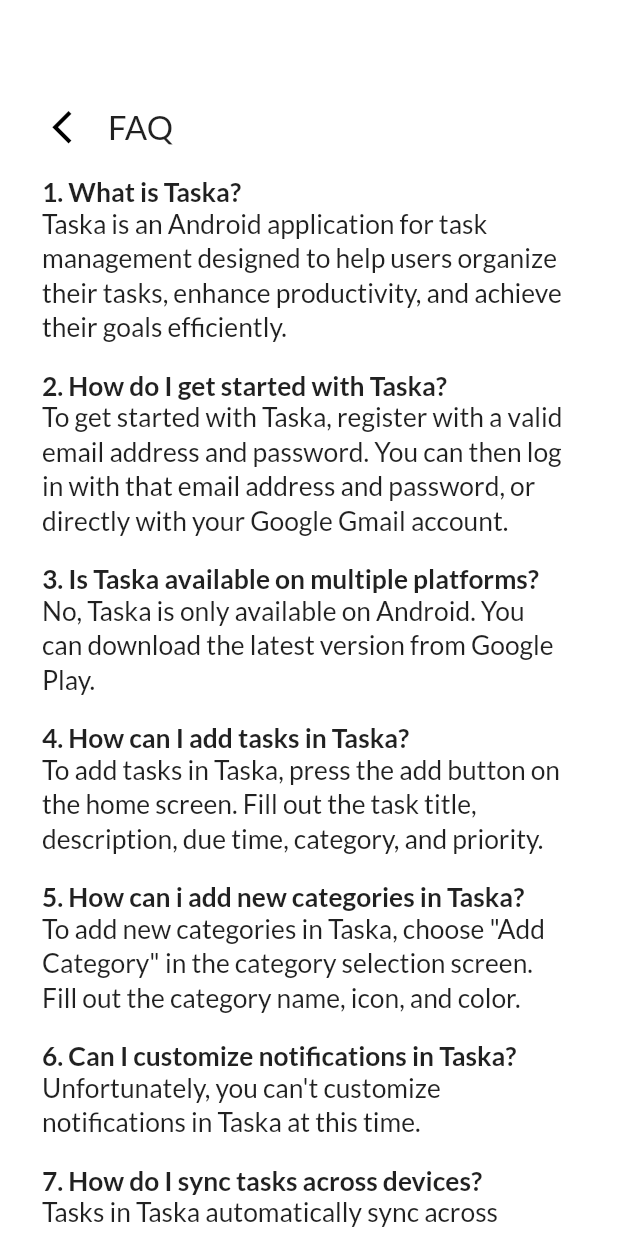
After one commit to sayedmostaf/taska, a Flutter app: the FaqView screen opened by its route, on a phone screen of 412 x 824 dp. The commit adds this screen. Run offline on Flutter 3.47's test engine with Material 3 defaults, Android fonts, the phone set to English and light mode, and no system bars; our stand-ins replace animated_bottom_navigation_bar, cached_network_image, cloud_firestore, dartz, device_preview, easy_localization and 23 more; missing offline and left inert: app_usage, do_not_disturb, flutter_iconpicker; accounts and stored records are empty; network calls fail.

Commit message:
add about & faq

```diff
--- a/assets/translations/en.json
+++ b/assets/translations/en.json
@@ -136,5 +136,28 @@
     "passwordUpdatedSuccessfully": "Password Updated Successfully",
     "profilePhotoUpdatedSuccessfully": "Profile Photo Updated Successfully",
     "deleteAccount": "Delete Account",
-    "accountDeletedSuccessfully": "Account Deleted Successfully"
+    "accountDeletedSuccessfully": "Account Deleted Successfully",
+    "q1": "1. What is Taska?",
+    "q1A": "Taska is an Android application for task management designed to help users organize their tasks, enhance productivity, and achieve their goals efficiently.",
+    "q2": "2. How do I get started with Taska?",
+    "q2A": "To get started with Taska, register with a valid email address and password. You can then log in with that email address and password, or directly with your Google Gmail account.",
+    "q3": "3. Is Taska available on multiple platforms?",
+    "q3A": "No, Taska is only available on Android. You can download the latest version from Google Play.",
+    "q4": "4. How can I add tasks in Taska?",
+    "q4A": "To add tasks in Taska, press the add button on the home screen. Fill out the task title, description, due time, category, and priority.",
+    "q5": "5. How can i add new categories in Taska?",
+    "q5A": "To add new categories in Taska, choose \"Add Category\" in the category selection screen. Fill out the category name, icon, and color.",
+    "q6": "6. Can I customize notifications in Taska?",
+    "q6A": "Unfortunately, you can't customize notifications in Taska at this time.",
+    "q7": "7. How do I sync tasks across devices?",
+    "q7A": "Tasks in Taska automatically sync across devices when logged in with the same account. Ensure you are connected to the internet for seamless synchronization.",
+    "q8": "8. Is my data secure with Taska?",
+    "q8A": "Yes, we prioritize the security and privacy of your data. We use Google Firebase to handle data, ensuring the highest security.",
+    "q9": "9. What should I do if I encounter issues with the app?",
+    "q9A": "If you experience any issues or have questions, feel free to contact our support team. You can find all contact information in the \"About Us\" section. We are here to assist you.",
+    "q10": "10. How can I suggest new features or improvements?",
+    "q10A": "We value your feedback! If you have suggestions or ideas for improvement, you can contact us immediately.",
+    "q11": "11. What is focus mode?",
+    "q11A": "Focus Mode enables you to concentrate more on your tasks, calculates the total time you've worked on them, and closes notifications to ensure focus.",
+    "faqDescription": "Thank you for choosing Taska! We hope it enhances your productivity and makes task management a breeze."
 }
--- a/lib/core/utils/app_router.dart
+++ b/lib/core/utils/app_router.dart
@@ -37,6 +37,8 @@
 import 'package:taska/features/index/presentation/manager/get_task_by_day_cubit/get_task_by_day_cubit.dart';
 import 'package:taska/features/index/presentation/view/edit_task_view/edit_task_view.dart';
 import 'package:taska/features/on_boarding/presentation/view/on_boarding_view.dart';
+import 'package:taska/features/profile/presentation/view/about_view/about_view.dart';
+import 'package:taska/features/profile/presentation/view/faq_view/faq_view.dart';
 import 'package:taska/features/profile/presentation/view/settings_view/settings_view.dart';
 import 'package:taska/features/splash/presentation/view/splash_view.dart';
 
@@ -50,6 +52,8 @@
   static const kSettingsView = '/settings';
   static const kForgetPasswordView = '/forget_password';
   static const kEmailVerifyView = '/email_verify';
+  static const kFaqView = '/faq';
+  static const kAboutView = '/about';
 
   static final router = GoRouter(
     routes: [
@@ -212,6 +216,16 @@
           ),
         ),
       ),
+      GoRoute(
+        path: kFaqView,
+        pageBuilder: (context, state) =>
+            screenTransition(state, const FaqView()),
+      ),
+      GoRoute(
+        path: kAboutView,
+        pageBuilder: (context, state) =>
+            screenTransition(state, const AboutView()),
+      ),
     ],
   );
 }
--- a/lib/core/utils/assets_manager.dart
+++ b/lib/core/utils/assets_manager.dart
@@ -7,8 +7,9 @@
   static const facebookIcon = "assets/images/facebook_icon.svg";
   static const loading = "assets/animations/loading.json";
   static const twitterIcon = "assets/images/twitter_icon.svg";
-
   static const error = "assets/images/error.svg";
-
   static const checklist = "assets/animations/checklist.svg";
+  static const linkedin = "assets/images/linkedin.svg";
+  static const github = "assets/images/github.svg";
+  static const outlook = "assets/images/outlook.svg";
 }
--- a/lib/core/utils/strings_manager.dart
+++ b/lib/core/utils/strings_manager.dart
@@ -144,4 +144,27 @@
       "profilePhotoUpdatedSuccessfully";
   static const String deleteAccount = "deleteAccount";
   static const String accountDeletedSuccessfully = "accountDeletedSuccessfully";
+  static const String q1 = "q1";
+  static const String q1A = "q1A";
+  static const String q2 = "q2";
+  static const String q2A = "q2A";
+  static const String q3 = "q3";
+  static const String q3A = "q3A";
+  static const String q4 = "q4";
+  static const String q4A = "q4A";
+  static const String q5 = "q5";
+  static const String q5A = "q5A";
+  static const String q6 = "q6";
+  static const String q6A = "q6A";
+  static const String q7 = "q7";
+  static const String q7A = "q7A";
+  static const String q8 = "q8";
+  static const String q8A = "q8A";
+  static const String q9 = "q9";
+  static const String q9A = "q9A";
+  static const String q10 = "q10";
+  static const String q10A = "q10A";
+  static const String q11 = "q11";
+  static const String q11A = "q11A";
+  static const String faqDescription = "faqDescription";
 }
--- a/lib/features/home/data/data_source/remote_data_source/home_remote_data_source_impl.dart
+++ b/lib/features/home/data/data_source/remote_data_source/home_remote_data_source_impl.dart
@@ -142,7 +142,7 @@
           'utc_time',
           isLessThan: DateTime(
             DateTime.now().year,
-            DateTime.now().month,
+            DateTime.now().month + 2,
             DateTime.now().day,
             0,
             0,
--- /dev/null
+++ b/lib/features/profile/presentation/view/faq_view/faq_view.dart
@@ -0,0 +1,11 @@
+import 'package:flutter/material.dart';
+import 'package:taska/features/profile/presentation/view/faq_view/widgets/faq_view_body.dart';
+
+class FaqView extends StatelessWidget {
+  const FaqView({super.key});
+
+  @override
+  Widget build(BuildContext context) {
+    return Scaffold(body: const FaqViewBody());
+  }
+}
--- /dev/null
+++ b/lib/features/profile/presentation/view/faq_view/widgets/faq_list_view.dart
@@ -0,0 +1,69 @@
+import 'package:easy_localization/easy_localization.dart';
+import 'package:flutter/material.dart';
+import 'package:taska/core/utils/strings_manager.dart';
+
+class FaqListView extends StatefulWidget {
+  const FaqListView({super.key});
+
+  @override
+  State<FaqListView> createState() => _FaqListViewState();
+}
+
+class _FaqListViewState extends State<FaqListView> {
+  final List<String> questions = [
+    StringsManager.q1.tr(),
+    StringsManager.q2.tr(),
+    StringsManager.q3.tr(),
+    StringsManager.q4.tr(),
+    StringsManager.q5.tr(),
+    StringsManager.q6.tr(),
+    StringsManager.q7.tr(),
+    StringsManager.q8.tr(),
+    StringsManager.q9.tr(),
+    StringsManager.q10.tr(),
+    StringsManager.q11.tr(),
+  ];
+  final List<String> answers = [
+    StringsManager.q1A.tr(),
+    StringsManager.q2A.tr(),
+    StringsManager.q3A.tr(),
+    StringsManager.q4A.tr(),
+    StringsManager.q5A.tr(),
+    StringsManager.q6A.tr(),
+    StringsManager.q7A.tr(),
+    StringsManager.q8A.tr(),
+    StringsManager.q9A.tr(),
+    StringsManager.q10A.tr(),
+    StringsManager.q11A.tr(),
+  ];
+  @override
+  Widget build(BuildContext context) {
+    return Expanded(
+      child: Padding(
+        padding: EdgeInsets.symmetric(horizontal: 12),
+        child: ListView(
+          children: List.generate(12, (index) {
+            if (index == 11) {
+              return ListTile(
+                title: Text(
+                  StringsManager.faqDescription.tr(),
+                  style: Theme.of(context).textTheme.displaySmall,
+                ),
+              );
+            }
+            return ListTile(
+              title: Text(
+                questions[index],
+                style: Theme.of(context).textTheme.displaySmall,
+              ),
+              subtitle: Text(
+                answers[index],
+                style: Theme.of(context).textTheme.headlineSmall,
+              ),
+            );
+          }),
+        ),
+      ),
+    );
+  }
+}
--- /dev/null
+++ b/lib/features/profile/presentation/view/faq_view/widgets/faq_view_body.dart
@@ -0,0 +1,37 @@
+import 'package:easy_localization/easy_localization.dart';
+import 'package:flutter/material.dart';
+import 'package:flutter_screenutil/flutter_screenutil.dart';
+import 'package:taska/core/utils/strings_manager.dart';
+import 'package:taska/features/profile/presentation/view/faq_view/widgets/faq_list_view.dart';
+
+class FaqViewBody extends StatelessWidget {
+  const FaqViewBody({super.key});
+
+  @override
+  Widget build(BuildContext context) {
+    return Column(
+      children: [
+        SizedBox(height: 60.h),
+        Padding(
+          padding: EdgeInsets.symmetric(horizontal: 24),
+          child: Row(
+            children: [
+              IconButton(
+                onPressed: () {
+                  Navigator.of(context).pop();
+                },
+                icon: Icon(Icons.arrow_back_ios),
+              ),
+              Text(
+                StringsManager.faq.tr(),
+                style: Theme.of(context).textTheme.titleMedium,
+              ),
+              Spacer(),
+            ],
+          ),
+        ),
+        FaqListView(),
+      ],
+    );
+  }
+}
--- a/pubspec.yaml
+++ b/pubspec.yaml
@@ -64,6 +64,7 @@
   smooth_page_indicator: ^1.2.1
   table_calendar: ^3.0.9
   timezone: ^0.10.1
+  url_launcher: ^6.3.2
   uuid: ^4.5.2
   vibration: ^3.1.4
 
```
Also changed, not shown: lib/features/profile/presentation/view/about_view/about_view.dart (added, +14 -0 lines), lib/features/profile/presentation/view/about_view/widgets/about_view_body.dart (added, +93 -0 lines), lib/features/profile/presentation/view/about_view/widgets/social_profile.dart (added, +28 -0 lines), lib/features/profile/presentation/view/profile_view/widgets/app_about_section.dart (+12 -13 lines), assets/images/github.svg (added), assets/images/linkedin.svg (added), assets/images/outlook.svg (added), pubspec.lock, 6 other files.
